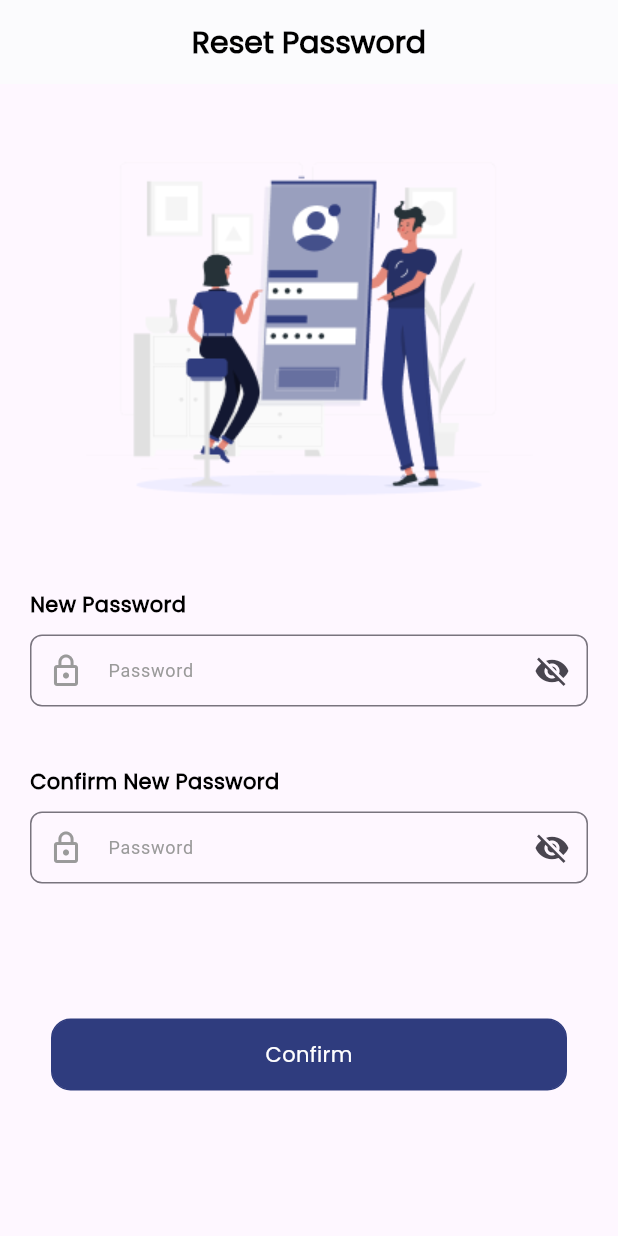
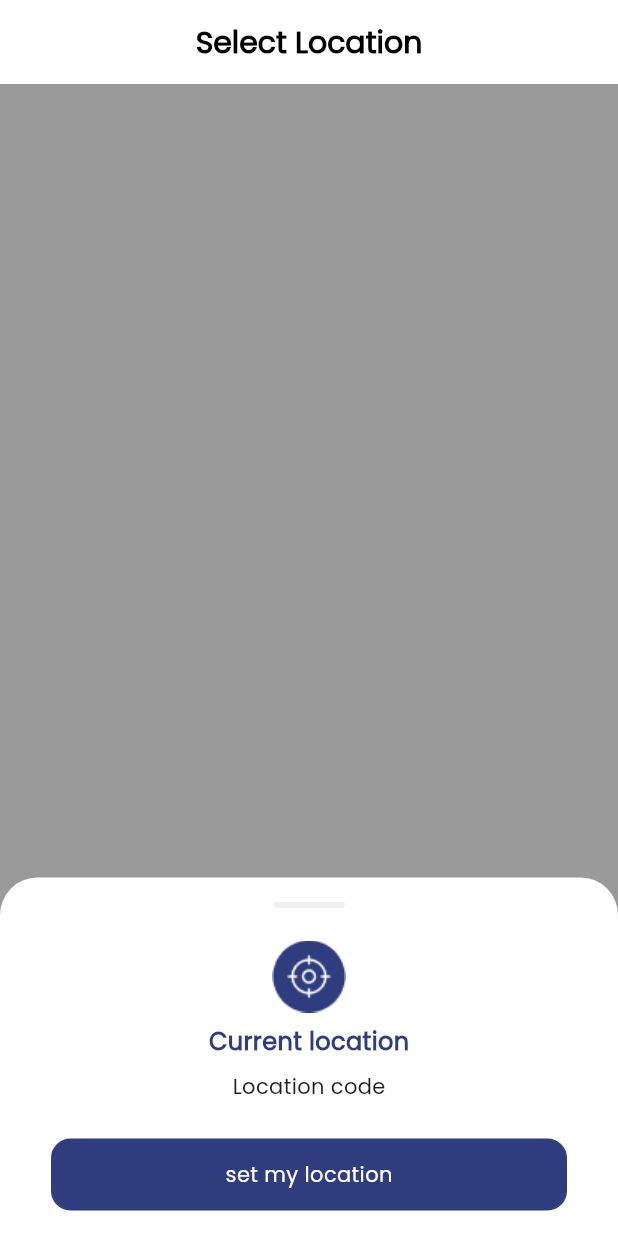
Before and after one commit to OmarZlata/Epic_Explora, a Flutter app: the screen it shows after launch, on a phone screen of 412 x 824 dp. Run offline on Flutter 3.47's test engine with Material 3 defaults, Android fonts, the phone set to English and light mode, and no system bars; our stand-ins replace flutter_screenutil.

Commit message:
Initial commit

```diff
--- /dev/null
+++ b/lib/Views/MainScreens/select_location.dart
@@ -0,0 +1,77 @@
+import 'package:flutter/material.dart';
+import 'package:flutter_screenutil/flutter_screenutil.dart';
+import 'package:graduation_project/core/app_colors/app_colors.dart';
+
+import '../../Widgets/app_button.dart';
+
+class SelectLocation extends StatefulWidget {
+  const SelectLocation({super.key});
+
+  @override
+  State<SelectLocation> createState() => _SelectLocationState();
+}
+
+class _SelectLocationState extends State<SelectLocation> {
+  double containerHeight = 0;
+
+  @override
+  Widget build(BuildContext context) {
+    return Scaffold(
+      backgroundColor: AppColors.gray,
+        appBar: AppBar(
+          backgroundColor: AppColors.white,
+          title: Text(
+            "Select Location",
+            style: TextStyle(
+                color: AppColors.Black,
+                fontSize: 20,
+                fontWeight: FontWeight.w600),
+          ),
+          centerTitle: true,
+        ),
+        body: Column(
+          children: [
+            Spacer(),
+            Container(
+              width: double.infinity,
+              height: 239,
+              decoration: BoxDecoration(
+                  borderRadius: BorderRadius.only(
+                      topLeft: Radius.circular(25),
+                      topRight: Radius.circular(25)),
+                  color: AppColors.white,
+                  ),
+              child: Column(
+                children: [
+                  SizedBox(height:16 ,),
+                  Image.asset('assets/images/Group 101.png'),
+                  SizedBox(height:22 ,),
+                  Image.asset('assets/images/location.png'),
+                  SizedBox(height:8 ,),
+                  Text("Current location",style: TextStyle(
+                    color: AppColors.Blue,
+                    fontSize: 16,
+                    fontWeight: FontWeight.w700,
+                  ),),
+                  SizedBox(height:8 ,),
+                  Text("Location code",
+                  style: TextStyle(
+                    fontSize: 14,
+                    fontWeight: FontWeight.w500
+                  )),
+                  SizedBox(height: 25,),
+                  AppButton(
+                    title: "set my location",
+                    color: AppColors.Blue,
+                    font_color: AppColors.white,
+                    onTap: () {
+                      print("Locations");
+                    },
+                  ),
+                ],
+              ),
+            )
+          ],
+        ));
+  }
+}
--- a/lib/main.dart
+++ b/lib/main.dart
@@ -3,6 +3,7 @@ import 'package:graduation_project/Views/Signin/Signin.dart';
 import 'package:graduation_project/Views/WelcomeScreens/splash_screen.dart';
 import 'package:graduation_project/core/app_colors/app_colors.dart';
 
+import 'Views/MainScreens/select_location.dart';
 import 'Views/Signin/Forget_Password.dart';
 import 'Views/Signin/Reset_Password.dart';
 import 'Views/Signin/SignUp.dart';
@@ -17,8 +18,9 @@ class MyApp extends StatelessWidget {
     return MaterialApp(
       title: 'Splash Screen',
       theme: ThemeData(
+        fontFamily: 'Poppins'
       ),
-      home: ResetPasswordScreen(),
+      home: SelectLocation(),
       debugShowCheckedModeBanner: false,
     );
   }
--- a/pubspec.yaml
+++ b/pubspec.yaml
@@ -20,6 +20,8 @@ dependencies:
   #Pro
   provider: ^6.0.5
 
+  geolocator: ^11.0.0
+  flutter_bloc: ^8.1.4
   cupertino_icons: ^1.0.2
 
 dev_dependencies:
```
Also changed, not shown: assets/images/Group 101.png (added), assets/images/location.png (added), pubspec.lock, 4 other files.
